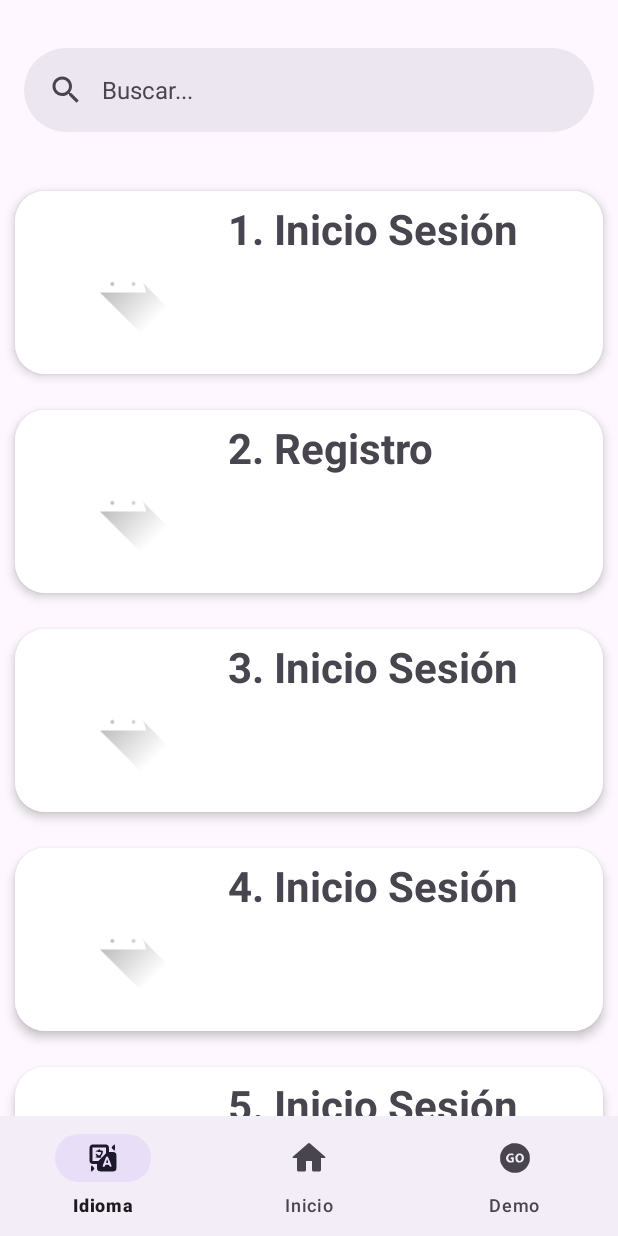
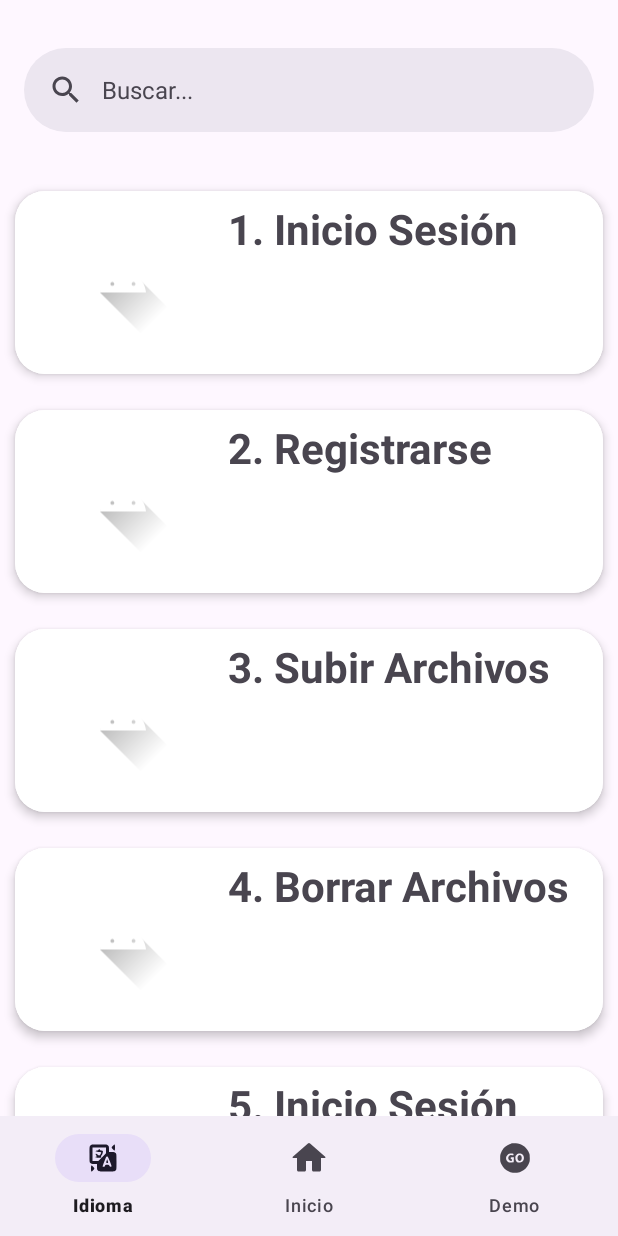
Before and after one commit to YujiTejada/Proyecto_Multidisciplinar, an Android app: the screen it shows after launch (MainActivity), after a tap on "Español", on a phone screen of 412 x 824 dp. Run offline under Robolectric (Android 15) with nearby library versions, the phone set to English and light mode, and no system bars.

Commit message:
Traducciones español e ingles

```diff
--- a/AppAndroid/app/src/main/java/com/example/manualdemo/Home.kt
+++ b/AppAndroid/app/src/main/java/com/example/manualdemo/Home.kt
@@ -38,13 +38,13 @@ class Home : Fragment(), TemarioAdapter.OnItemClickListener {
         recyclerView = view.findViewById<RecyclerView>(R.id.rvItems)
         recyclerView.layoutManager = LinearLayoutManager(context)
         temarioList = ArrayList()
-        temarioList.add(Temario(R.drawable.ic_launcher_foreground, "1. Inicio Sesión"))
-        temarioList.add(Temario(R.drawable.ic_launcher_foreground, "2. Registro"))
-        temarioList.add(Temario(R.drawable.ic_launcher_foreground, "3. Inicio Sesión"))
-        temarioList.add(Temario(R.drawable.ic_launcher_foreground, "4. Inicio Sesión"))
-        temarioList.add(Temario(R.drawable.ic_launcher_foreground, "5. Inicio Sesión"))
-        temarioList.add(Temario(R.drawable.ic_launcher_foreground, "5. Inicio Sesión"))
-        temarioList.add(Temario(R.drawable.ic_launcher_foreground, "5. Inicio Sesión"))
+        temarioList.add(Temario(R.drawable.ic_launcher_foreground, "1. " + getString(R.string.iniciar_sesion)))
+        temarioList.add(Temario(R.drawable.ic_launcher_foreground, "2. " + getString(R.string.registrarse)))
+        temarioList.add(Temario(R.drawable.ic_launcher_foreground, "3. " + getString(R.string.subir_archivos)))
+        temarioList.add(Temario(R.drawable.ic_launcher_foreground, "4. " + getString(R.string.borrar_archivos)))
+        temarioList.add(Temario(R.drawable.ic_launcher_foreground, "5. " + getString(R.string.iniciar_sesion)))
+        temarioList.add(Temario(R.drawable.ic_launcher_foreground, "5. " + getString(R.string.iniciar_sesion)))
+        temarioList.add(Temario(R.drawable.ic_launcher_foreground, "5. " + getString(R.string.iniciar_sesion)))
         temarioAdapter = TemarioAdapter(temarioList, this)
         recyclerView.adapter = temarioAdapter
     }
--- a/AppAndroid/app/src/main/java/com/example/manualdemo/MainActivity.kt
+++ b/AppAndroid/app/src/main/java/com/example/manualdemo/MainActivity.kt
@@ -1,8 +1,10 @@
 package com.example.manualdemo
+import android.content.res.Configuration
 import android.os.Bundle
 import androidx.appcompat.app.AppCompatActivity
 import com.google.android.material.dialog.MaterialAlertDialogBuilder
 import com.google.android.material.navigation.NavigationBarView
+import java.util.Locale
 
 class MainActivity : AppCompatActivity() {
 
@@ -51,7 +53,6 @@ class MainActivity : AppCompatActivity() {
             }
         }
     }
-
     private fun mostrarCambioIdioma() {
         val idiomas = arrayOf("Español", "Inglés")
 
@@ -60,16 +61,22 @@ class MainActivity : AppCompatActivity() {
             .setItems(idiomas) { _, which ->
                 // which se refiere al índice del elemento seleccionado en el array
                 when (which) {
-                    0 -> {
-                        // Implementa la lógica para el idioma Español
-                        recreate()
-                    }
-                    1 -> {
-                        // Implementa la lógica para el idioma Inglés
-                        recreate()
-                    }
+                    0 -> cambiarIdioma("es")
+                    1 -> cambiarIdioma("en")
                 }
             }
             .show()
     }
+
+    private fun cambiarIdioma(codigoIdioma: String) {
+        val locale = Locale(codigoIdioma)
+        Locale.setDefault(locale)
+
+        val configuration = Configuration(resources.configuration)
+        configuration.setLocale(locale)
+
+        resources.updateConfiguration(configuration, resources.displayMetrics)
+
+        recreate()
+    }
 }
--- a/AppAndroid/app/src/main/res/layout/fragment_contenido.xml
+++ b/AppAndroid/app/src/main/res/layout/fragment_contenido.xml
@@ -46,14 +46,14 @@
                     <TextView
                         android:layout_width="match_parent"
                         android:layout_height="wrap_content"
-                        android:text="Titulo"
+                        android:text="@string/tituloContenido"
                         android:textAppearance="?attr/textAppearanceTitleMedium" />
 
                     <TextView
                         android:layout_width="match_parent"
                         android:layout_height="395dp"
                         android:layout_marginTop="8dp"
-                        android:text="Texto"
+                        android:text="@string/textoContenido"
                         android:textAppearance="?attr/textAppearanceBodyMedium"
                         android:textColor="?android:attr/textColorSecondary" />
 
@@ -89,13 +89,13 @@
                     android:layout_width="wrap_content"
                     android:layout_height="wrap_content"
                     android:layout_marginEnd="160dp"
-                    android:text="Anterior" />
+                    android:text="@string/anterior" />
 
                 <com.google.android.material.button.MaterialButton
                     style="?attr/borderlessButtonStyle"
                     android:layout_width="wrap_content"
                     android:layout_height="wrap_content"
-                    android:text="Siguiente" />
+                    android:text="@string/siguiente" />
             </LinearLayout>
         </com.google.android.material.card.MaterialCardView>
     </androidx.constraintlayout.widget.ConstraintLayout>
--- a/AppAndroid/app/src/main/res/layout/fragment_home.xml
+++ b/AppAndroid/app/src/main/res/layout/fragment_home.xml
@@ -25,7 +25,7 @@
                 android:id="@+id/search_bar"
                 android:layout_width="match_parent"
                 android:layout_height="wrap_content"
-                android:hint="Buscar..." />
+                android:hint="@string/buscar" />
         </com.google.android.material.appbar.AppBarLayout>
 
         <androidx.recyclerview.widget.RecyclerView
--- a/AppAndroid/app/src/main/res/layout/item_layout.xml
+++ b/AppAndroid/app/src/main/res/layout/item_layout.xml
@@ -44,7 +44,7 @@
                     android:id="@+id/tvNombre"
                     android:layout_width="match_parent"
                     android:layout_height="50dp"
-                    android:text="1. Inicio Sesion"
+                    android:text="@string/tituloItemLayout"
                     android:textSize="28sp"
                     android:textStyle="bold" />
             </LinearLayout>
--- a/AppAndroid/app/src/main/res/values/strings.xml
+++ b/AppAndroid/app/src/main/res/values/strings.xml
@@ -1,7 +1,21 @@
 <resources>
     <string name="app_name">ManualDemo</string>
+    <string name="iniciar_sesion">Inicio Sesión</string>
+    <string name="registrarse">Registrarse</string>
+    <string name="subir_archivos">Subir Archivos</string>
+    <string name="borrar_archivos">Borrar Archivos</string>
+    <!-- activity_main -->
     <string name="idioma">Idioma</string>
     <string name="inicio">Inicio</string>
     <string name="demo">Demo</string>
+    <string name="buscar">Buscar...</string>
+    <!-- fragment_contenido -->
+    <string name="tituloContenido">Titulo</string>
+    <string name="textoContenido">Texto</string>
+    <string name="anterior">Anterior</string>
+    <string name="siguiente">Siguiente</string>
+    <!-- item_layout -->
+    <string name="tituloItemLayout">1. Iniciar Sesion</string>
+    <!-- TODO: Remove or change this placeholder text -->
     <string name="hello_blank_fragment">Hello blank fragment</string>
 </resources>
```
Also changed, not shown: 243 other files.
